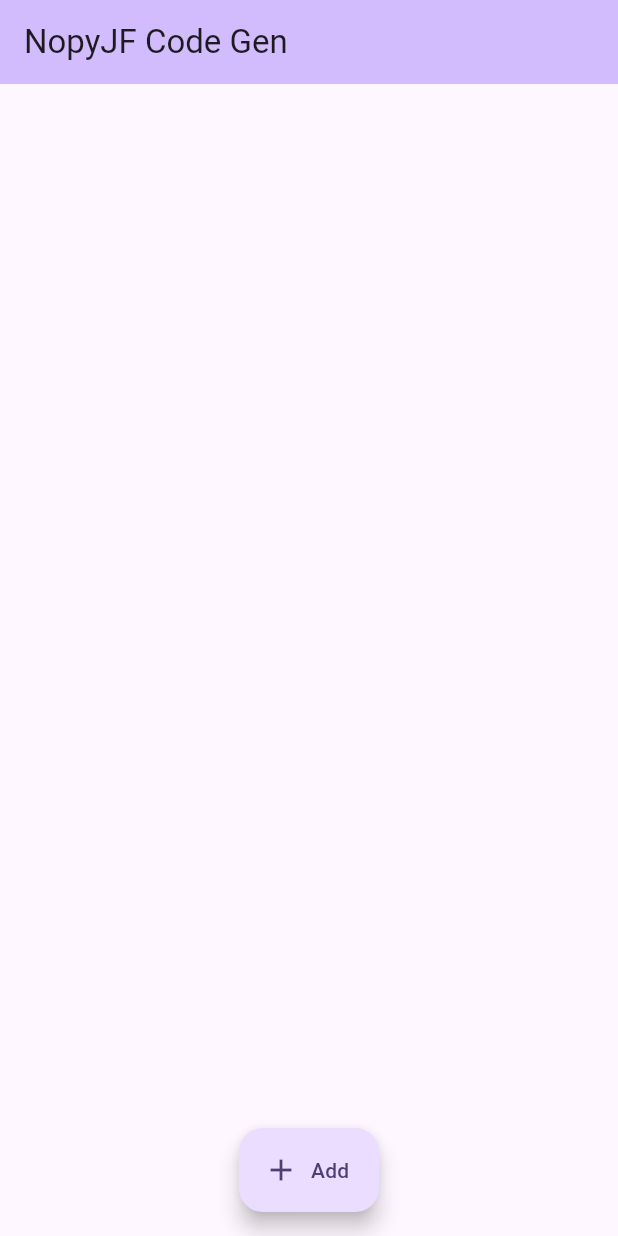
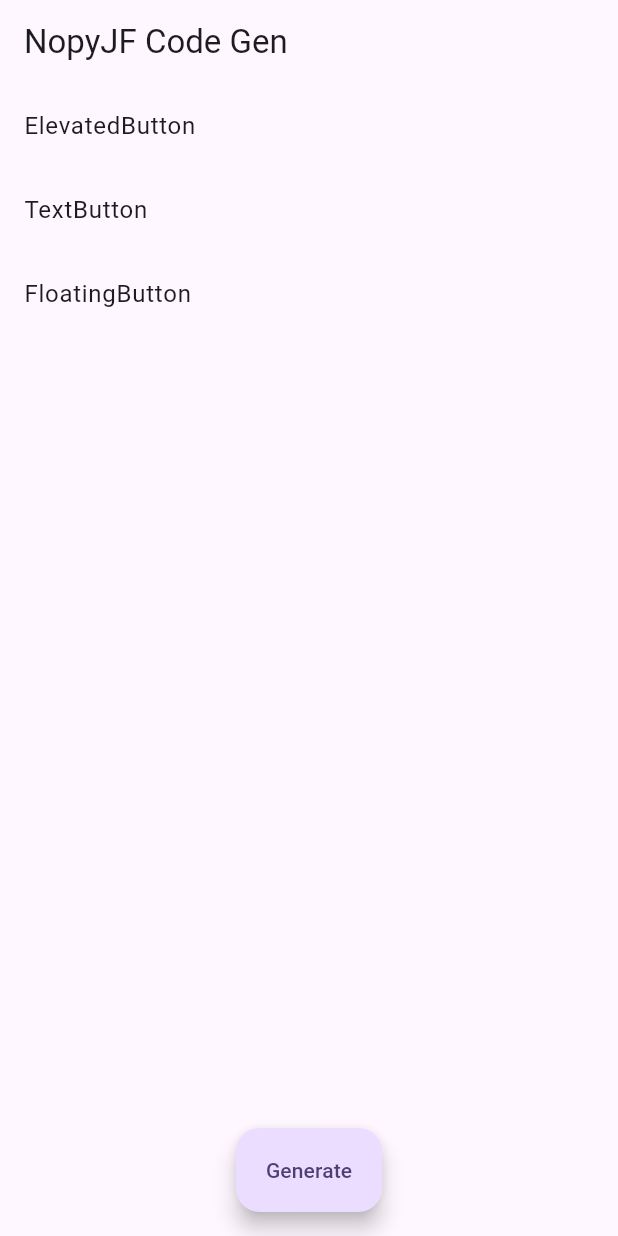
Before and after one commit to nopyjf/nopyjf-code-gen, a Flutter app: the screen it shows after launch, on a phone screen of 412 x 824 dp. Run offline on Flutter 3.47's test engine with Material 2 defaults, Android fonts, the phone set to English and light mode, and no system bars; our stand-ins replace equatable, flutter_bloc.

Commit message:
feat: generate mason code

```diff
--- a/lib/modules/selection/bloc/selection_event.dart
+++ b/lib/modules/selection/bloc/selection_event.dart
@@ -5,4 +5,26 @@ class SelectionEvent extends Equatable {
   List<Object?> get props => [];
 }
 
-class SelectionComponentEvent extends SelectionEvent {}
+class StartSelectionEvent extends SelectionEvent {}
+
+class RequestMasonEvent extends SelectionEvent {
+  RequestMasonEvent({
+    required this.feature,
+    required this.screen,
+  });
+
+  final String feature;
+  final String screen;
+
+  @override
+  List<Object?> get props => [feature, screen];
+}
+
+class AddWidgetEvent extends SelectionEvent {
+  AddWidgetEvent({required this.request});
+
+  final SelectionWidgetRequest request;
+
+  @override
+  List<Object?> get props => [request];
+}
--- a/lib/modules/selection/bloc/selection_state.dart
+++ b/lib/modules/selection/bloc/selection_state.dart
@@ -1,10 +1,32 @@
 part of 'selection_bloc.dart';
 
+// Status
+enum SelectionStateStatus {
+  start,
+  add,
+  requestMason,
+}
+
+// Main Model
 class SelectionState extends Equatable {
-  const SelectionState({required this.model});
+  const SelectionState({
+    required this.status,
+    required this.model,
+  });
 
+  final SelectionStateStatus status;
   final Selection model;
 
   @override
-  List<Object?> get props => [model];
+  List<Object?> get props => [status, model];
+
+  SelectionState clone() {
+    return SelectionState(model: model, status: status);
+  }
 }
+
+// Default State
+const defaultSelectionState = SelectionState(
+  status: SelectionStateStatus.start,
+  model: defaultSelection,
+);
--- a/lib/modules/selection/model/selection_model.dart
+++ b/lib/modules/selection/model/selection_model.dart
@@ -1,10 +1,95 @@
 import 'package:equatable/equatable.dart';
 
+import 'selection_widget_datasource.dart';
+
+// Main Model
 class Selection extends Equatable {
-  const Selection({required this.id});
+  const Selection({
+    required this.dataSources,
+    required this.requests,
+    required this.cmd,
+    required this.feature,
+    required this.screen,
+  });
 
+  final List<SelectionWidget> dataSources;
+  final List<SelectionWidgetRequest> requests;
+  final String cmd;
+  final String feature;
+  final String screen;
+
+  @override
+  List<Object?> get props => [dataSources, requests, cmd];
+}
+
+// Data source item
+class SelectionWidget extends Equatable {
+  final String id;
+  final String name;
+
+  const SelectionWidget({required this.id, required this.name});
+
+  @override
+  List<Object?> get props => [id, name];
+}
+
+// Request
+class SelectionWidgetRequest extends Equatable {
   final String id;
 
+  // final String feature;
+  // final String screen;
+  final String widget;
+  final String name;
+
+  const SelectionWidgetRequest({
+    required this.id,
+    // required this.feature,
+    // required this.screen,
+    required this.widget,
+    required this.name,
+  });
+
   @override
-  List<Object?> get props => [id];
+  List<Object?> get props => [
+        id,
+        // feature,
+        // screen,
+        widget,
+        name,
+      ];
 }
+
+// Default Model
+const defaultSelection = Selection(
+  dataSources: selectWidgetDataSource,
+  requests: [],
+  cmd: '',
+  feature: '',
+  screen: '',
+);
+
+// Transform to mason cmd
+String transformCmd(Selection state, String feature, String screen) {
+  var cmdList = [];
+  for (var widget in state.requests) {
+    // Arguments
+    final featureCmd = "--feature $feature";
+    final screenCmd = "--screen $screen";
+    final nameCmd = "--name ${widget.name}";
+
+    // Command Line
+    if (widget.widget == 'ElevatedButton') {
+      var cmd = "mason make elevated_button $featureCmd $screenCmd $nameCmd";
+      cmdList.add(cmd);
+    } else if (widget.widget == 'TextButton') {
+      var cmd = "mason make text_button $featureCmd $screenCmd $nameCmd";
+      cmdList.add(cmd);
+    } else if (widget.widget == 'FloatingButton') {
+      var cmd = "mason make floating_button $featureCmd $screenCmd $nameCmd";
+      cmdList.add(cmd);
+    }
+  }
+
+  return cmdList.join("\n");
+}
--- /dev/null
+++ b/lib/modules/selection/model/selection_widget_datasource.dart
@@ -0,0 +1,7 @@
+import 'selection_model.dart';
+
+const selectWidgetDataSource = [
+  SelectionWidget(id: '001', name: 'ElevatedButton'),
+  SelectionWidget(id: '002', name: 'TextButton'),
+  SelectionWidget(id: '003', name: 'FloatingButton'),
+];
--- a/lib/modules/selection/ui/components/find_text.dart
+++ /dev/null
@@ -1,15 +0,0 @@
-import 'package:flutter/material.dart';
-
-class FindText extends StatelessWidget {
-  const FindText({Key? key}) : super(key: key);
-
-  @override
-  Widget build(BuildContext context) {
-    return const Text("");
-  }
-
-  // Or use this code in other widget class
-  // Widget _buildFindButton() {
-  //   return const Text("");
-  // }
-}
--- a/lib/modules/selection/ui/components/selection_item.dart
+++ b/lib/modules/selection/ui/components/selection_item.dart
@@ -1,15 +1,31 @@
 import 'package:flutter/material.dart';
 
+import '../../model/selection_model.dart';
+import 'selection_add_dialog.dart';
+
 class SelectionItem extends StatelessWidget {
-  const SelectionItem({Key? key, required this.index}) : super(key: key);
+  const SelectionItem({
+    Key? key,
+    required this.data,
+  }) : super(key: key);
 
-  final int index;
+  final SelectionWidget data;
 
   @override
   Widget build(BuildContext context) {
     return ListTile(
-      title: Text('Item $index'),
-      onTap: () {},
+      title: Text(data.name),
+      onTap: () {
+        showDialog(
+          context: context,
+          builder: (BuildContext dialogContext) {
+            return selectAddDialog(
+              context: context,
+              data: data,
+            );
+          },
+        );
+      },
     );
   }
 }
--- a/lib/modules/selection/ui/components/selection_list.dart
+++ b/lib/modules/selection/ui/components/selection_list.dart
@@ -1,23 +1,27 @@
 import 'package:flutter/material.dart';
 
-import 'find_text.dart';
+import '../../bloc/selection_bloc.dart';
+import '../../model/selection_model.dart';
 import 'selection_item.dart';
 
-class SelectList extends StatefulWidget {
-  const SelectList({Key? key}) : super(key: key);
+class SelectList extends StatelessWidget {
+  const SelectList({Key? key, required this.data}) : super(key: key);
+
+  final SelectionState data;
 
   @override
-  State<SelectList> createState() => _SelectListState();
-}
+  Widget build(BuildContext context) {
+    List<SelectionWidget> dataSources = data.model.dataSources;
 
-class _SelectListState extends State<SelectList> {
-  @override
-  Widget build(BuildContext context) {
+    ElevatedButton(onPressed: () {  }, child: null,);
+
     return ListView.builder(
       scrollDirection: Axis.vertical,
-      itemCount: 10,
+      itemCount: dataSources.length,
       itemBuilder: (BuildContext context, int index) {
-        return const FindText();
+        return SelectionItem(
+          data: dataSources[index],
+        );
       },
     );
   }
--- a/lib/modules/selection/ui/selection_list_screen.dart
+++ b/lib/modules/selection/ui/selection_list_screen.dart
@@ -2,8 +2,8 @@ import 'package:flutter/material.dart';
 import 'package:flutter_bloc/flutter_bloc.dart';
 
 import '../bloc/selection_bloc.dart';
-import '../model/selection_model.dart';
 import 'components/selection_list.dart';
+import 'components/selection_prepare_dialog.dart';
 
 class SelectionListScreen extends StatefulWidget {
   const SelectionListScreen({super.key, required this.title});
@@ -17,29 +17,42 @@ class SelectionListScreen extends StatefulWidget {
 class _SelectionListScreenState extends State<SelectionListScreen> {
   @override
   Widget build(BuildContext context) {
-    const model = Selection(id: '123');
-    const state = SelectionState(model: model);
+    return BlocProvider(
+      create: (_) => SelectionBloc()..add(StartSelectionEvent()),
+      child: BlocBuilder<SelectionBloc, SelectionState>(
+        builder: (context, state) {
+          return _buildWidget(context, state);
+        },
+      ),
+    );
+  }
 
-    return BlocProvider(
-        create: (_) => SelectBloc(state),
-        child:
-            BlocBuilder<SelectBloc, SelectionState>(builder: (context, state) {
+  Widget _buildWidget(BuildContext context, SelectionState state) {
+    FloatingActionButton(
+      onPressed: () {},
+      child: const Text('Generate'),
+    );
+
     return Scaffold(
       appBar: AppBar(
-              backgroundColor: Theme.of(context).colorScheme.inversePrimary,
         title: Text(widget.title),
       ),
-            body: const SelectList(),
+      body: SelectList(data: state),
       floatingActionButton: FloatingActionButton.extended(
         onPressed: () {
-                context.read<SelectBloc>().add(SelectionComponentEvent());
+          showDialog(
+            context: context,
+            builder: (_) {
+              return selectionPrepareDialog(
+                context: context,
+                state: state,
+              );
             },
-              label: const Text('Add'),
-              icon: const Icon(Icons.add),
+          );
+        },
+        label: const Text('Generate'),
       ),
-            floatingActionButtonLocation:
-                FloatingActionButtonLocation.centerFloat,
+      floatingActionButtonLocation: FloatingActionButtonLocation.centerFloat,
     );
-        }));
   }
 }
```
Also changed, not shown: lib/modules/selection/bloc/selection_bloc.dart (+55 -14 lines), lib/modules/selection/ui/components/selection_add_dialog.dart (added, +54 -0 lines), lib/modules/selection/ui/components/selection_prepare_dialog.dart (added, +82 -0 lines), lib/modules/selection/ui/components/selection_result_dialog.dart (added, +22 -0 lines). Lines whose indentation alone changed are shown as unchanged.
